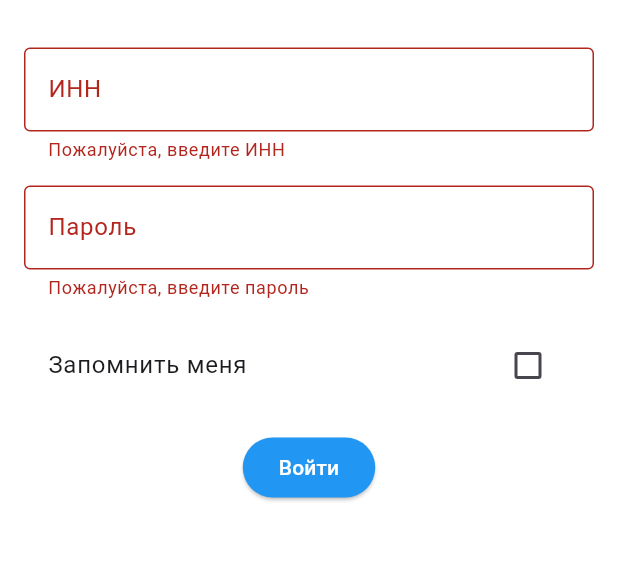
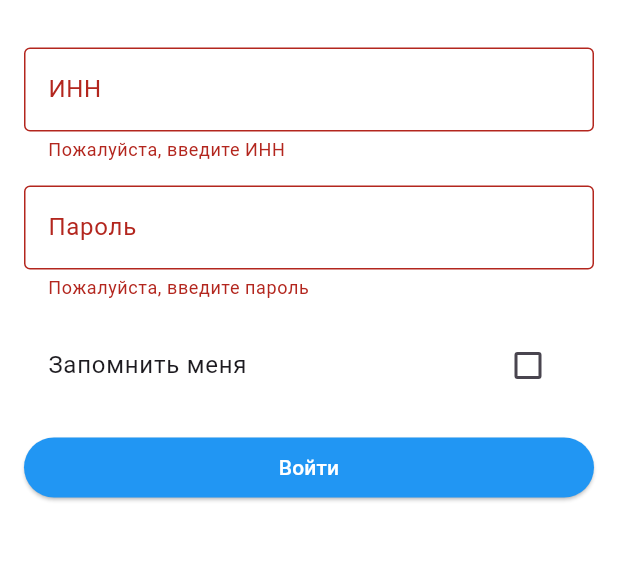
Before and after one commit to nniikk99/t-company-service, a Flutter app: the screen it shows after launch, after a tap on "Войти", on a phone screen of 412 x 824 dp, the part 452-1013 px from its top. Run offline on Flutter 3.47's test engine with Material 3 defaults, Android fonts, the light colour scheme and no system bars; our stand-ins replace fl_chart, shared_preferences, supabase_flutter, table_calendar; missing offline and left inert: dart:html; accounts and stored records are empty.

Commit message:
fix: исправлена авторизация и сериализация пользователя

```diff
--- a/lib/main.dart
+++ b/lib/main.dart
@@ -60,6 +60,7 @@ class _LoginPageState extends State<LoginPage> {
   final _innController = TextEditingController();
   final _passwordController = TextEditingController();
   bool _rememberMe = false;
+  bool _isLoading = false;
 
   @override
   Widget build(BuildContext context) {
@@ -118,9 +119,18 @@ class _LoginPageState extends State<LoginPage> {
                   },
                 ),
                 const SizedBox(height: 16),
-                ElevatedButton(
-                  onPressed: _login,
-                  child: const Text('Войти'),
+                SizedBox(
+                  width: double.infinity,
+                  child: ElevatedButton(
+                    onPressed: _isLoading ? null : _login,
+                    child: _isLoading
+                      ? const SizedBox(
+                          height: 20,
+                          width: 20,
+                          child: CircularProgressIndicator(strokeWidth: 2),
+                        )
+                      : const Text('Войти'),
+                  ),
                 ),
               ],
             ),
@@ -132,7 +142,17 @@ class _LoginPageState extends State<LoginPage> {
 
   Future<void> _login() async {
     if (_formKey.currentState!.validate()) {
+      setState(() => _isLoading = true);
       try {
+        // Сначала пробуем войти через Supabase
+        try {
+          await widget.storageService.setRememberMe(
+            _innController.text,
+            _passwordController.text,
+          );
+        } catch (e) {
+          print('Supabase auth error: $e');
+          // Если не получилось через Supabase, пробуем через локальную базу
           final users = await widget.storageService.loadUsers();
           final user = users.values.firstWhere(
             (u) => u['inn'] == _innController.text && u['password'] == _passwordController.text,
@@ -155,6 +175,7 @@ class _LoginPageState extends State<LoginPage> {
               ),
             ),
           );
+        }
       } catch (e) {
         if (!mounted) return;
         ScaffoldMessenger.of(context).showSnackBar(
@@ -163,6 +184,10 @@ class _LoginPageState extends State<LoginPage> {
             backgroundColor: Colors.red,
           ),
         );
+      } finally {
+        if (mounted) {
+          setState(() => _isLoading = false);
+        }
       }
     }
   }
```
Also changed, not shown: lib/services/storage_service.dart (+18 -5 lines). Lines whose indentation alone changed are shown as unchanged.
